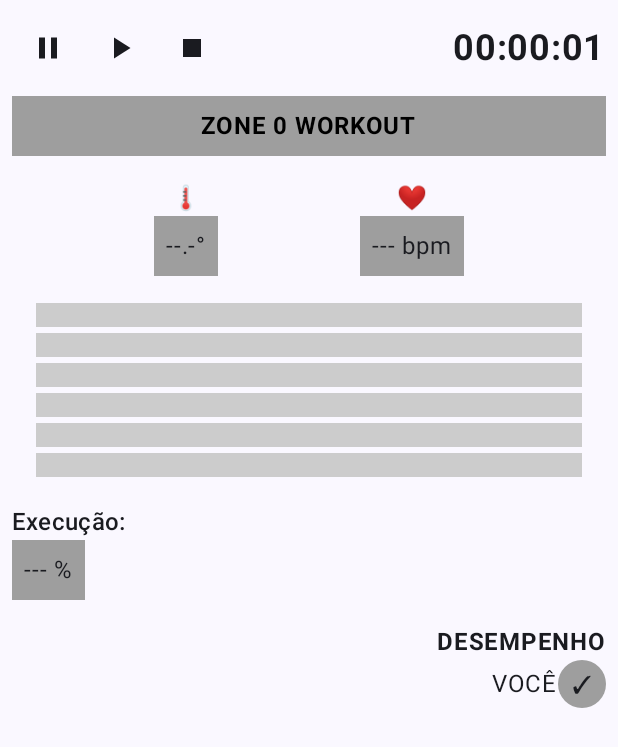
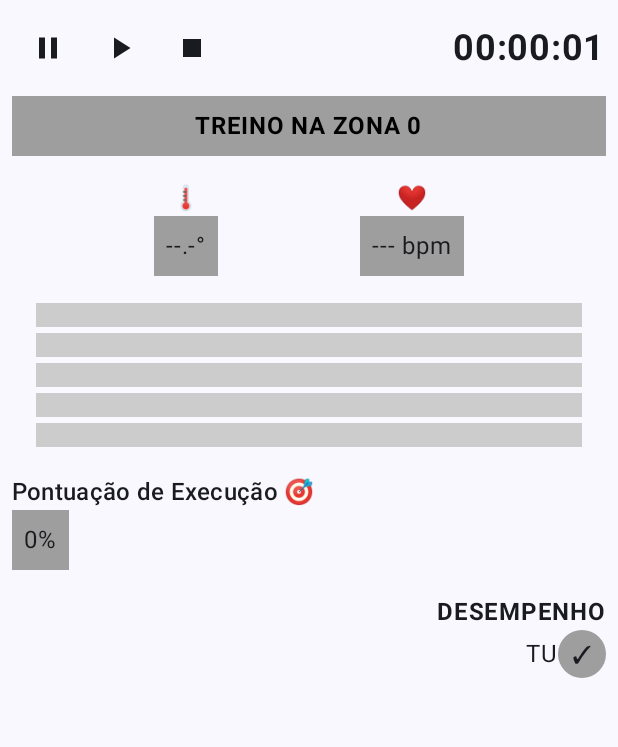
Before and after one commit to mateus-fonte/PeciMobileApp, an Android app built with Jetpack Compose: the composable WorkoutScreen called with empty values, on a phone screen of 412 x 824 dp. Shown: the top 747 px of the screen. Run offline under Robolectric (Android 15) with nearby library versions, the phone set to English and light mode, and no system bars; libraries missing offline, so code that uses them is left out: com.hivemq.client; 4 statements that could not run were skipped.

Commit message:
workout screen

```diff
--- a/app/src/main/java/com/example/pecimobileapp/ui/screens/WorkoutScreen.kt
+++ b/app/src/main/java/com/example/pecimobileapp/ui/screens/WorkoutScreen.kt
@@ -3,6 +3,7 @@ package com.example.pecimobileapp.ui.screens
 import androidx.compose.foundation.background
 import androidx.compose.foundation.layout.*
 import androidx.compose.foundation.shape.CircleShape
+import androidx.compose.foundation.shape.RoundedCornerShape
 import androidx.compose.material.icons.Icons
 import androidx.compose.material.icons.filled.Pause
 import androidx.compose.material.icons.filled.PlayArrow
@@ -15,9 +16,13 @@ import androidx.compose.ui.graphics.Color
 import androidx.compose.ui.text.font.FontWeight
 import androidx.compose.ui.unit.dp
 import androidx.compose.ui.unit.sp
+import androidx.lifecycle.viewmodel.compose.viewModel
 import androidx.navigation.NavController
 import kotlinx.coroutines.delay
+import com.example.pecimobileapp.ui.ProfileViewModel
+import com.example.pecimobileapp.viewmodels.RealTimeViewModel
 
+// Cores das zonas
 val AerobicEndurance = Color(0xFF2196F3)
 val AerobicPower = Color(0xFF4CAF50)
 val Threshold = Color(0xFFFFEB3B)
@@ -39,19 +44,35 @@ fun WorkoutScreen(
     navController: NavController,
     selectedZone: Int,
     nickname: String,
-    heartRate: Int?,
-    temperature: Float?,
-    execution: Float?,
     onStop: () -> Unit
 ) {
+    val realTimeViewModel: RealTimeViewModel = viewModel()
+    val profileViewModel: ProfileViewModel = viewModel()
+
+    val hr by realTimeViewModel.ppgHeartRate.collectAsState()
+    val avgTemp by realTimeViewModel.avgTemp.collectAsState()
+    val isPpgConnected by realTimeViewModel.isPpgConnected.collectAsState()
+    val isCamConnected by realTimeViewModel.isCamConnected.collectAsState()
+
     val zoneColor = zoneColors[selectedZone] ?: NoZone
+
     var isRunning by remember { mutableStateOf(true) }
+    var timeInZone by remember { mutableStateOf(0) }
     var elapsedSeconds by remember { mutableStateOf(0) }
+    var executionPercentage by remember { mutableStateOf(0f) }
 
     LaunchedEffect(isRunning) {
         while (isRunning) {
             delay(1000L)
             elapsedSeconds++
+
+            if (hr != null && isHeartRateInZone(hr!!, selectedZone, profileViewModel)) {
+                timeInZone++
+            }
+
+            if (elapsedSeconds % 60 == 0) {
+                executionPercentage = (timeInZone.toFloat() / elapsedSeconds * 100)
+            }
         }
     }
 
@@ -64,7 +85,11 @@ fun WorkoutScreen(
         modifier = Modifier.fillMaxSize(),
         color = MaterialTheme.colorScheme.background
     ) {
-        Column(modifier = Modifier.fillMaxSize().padding(8.dp)) {
+        Column(
+            modifier = Modifier
+                .fillMaxSize()
+                .padding(8.dp)
+        ) {
             // Controles superiores
             Row(
                 modifier = Modifier.fillMaxWidth(),
@@ -82,12 +107,16 @@ fun WorkoutScreen(
                         Icon(Icons.Default.Stop, contentDescription = "Parar")
                     }
                 }
-                Text(text = formattedTime, fontSize = 24.sp, fontWeight = FontWeight.Bold)
+                Text(
+                    text = formattedTime,
+                    fontSize = 24.sp,
+                    fontWeight = FontWeight.Bold
+                )
             }
 
             Spacer(modifier = Modifier.height(8.dp))
 
-            // Zona atual
+            // Zona Atual
             Box(
                 modifier = Modifier
                     .fillMaxWidth()
@@ -95,54 +124,62 @@ fun WorkoutScreen(
                     .padding(8.dp),
                 contentAlignment = Alignment.Center
             ) {
-                Text(text = "ZONE $selectedZone WORKOUT", fontWeight = FontWeight.Bold, color = Color.Black)
+                Text(
+                    text = "TREINO NA ZONA $selectedZone",
+                    fontWeight = FontWeight.Bold,
+                    color = Color.Black
+                )
             }
 
             Spacer(modifier = Modifier.height(16.dp))
 
-            // Temperatura e FC
-            Row(modifier = Modifier.fillMaxWidth(), horizontalArrangement = Arrangement.SpaceEvenly) {
-                Column(horizontalAlignment = Alignment.CenterHorizontally) {
-                    Text("🌡️")
-                    Text("${temperature?.let { "%.1f°".format(it) } ?: "--.-°"}",
-                        modifier = Modifier.background(zoneColor).padding(8.dp))
-                }
-                Column(horizontalAlignment = Alignment.CenterHorizontally) {
-                    Text("❤️")
-                    Text("${heartRate?.let { "$it bpm" } ?: "--- bpm"}",
-                        modifier = Modifier.background(zoneColor).padding(8.dp))
-                }
+            // Temperatura e Frequência Cardíaca
+            Row(
+                modifier = Modifier.fillMaxWidth(),
+                horizontalArrangement = Arrangement.SpaceEvenly
+            ) {
+                MetricCard(label = "🌡️", value = avgTemp?.let { "%.1f°".format(it) } ?: "--.-°", color = zoneColor)
+                MetricCard(label = "❤️", value = hr?.let { "$it bpm" } ?: "--- bpm", color = zoneColor)
             }
 
             Spacer(modifier = Modifier.height(16.dp))
 
-            // Indicador de zona (barras)
-            Column(modifier = Modifier.fillMaxWidth().padding(horizontal = 16.dp)) {
-                for (i in 1..6) {
+            // Indicador de Zona
+            Column(
+                modifier = Modifier
+                    .fillMaxWidth()
+                    .padding(horizontal = 16.dp)
+            ) {
+                for (i in 1..5) {
                     Box(
                         modifier = Modifier
                             .fillMaxWidth()
                             .height(20.dp)
                             .padding(vertical = 2.dp)
                             .background(if (selectedZone == i) zoneColors[i]!! else Color.LightGray)
-                    ) {}
+                    )
                 }
             }
 
             Spacer(modifier = Modifier.height(16.dp))
 
-            // Execução
-            Text("Execução:", style = MaterialTheme.typography.titleMedium)
-            Text("${execution?.let { "%.0f%%".format(it) } ?: "--- %"}",
-                modifier = Modifier.background(zoneColor).padding(8.dp))
+            // Execução 🎯
+            Text("Pontuação de Execução 🎯", style = MaterialTheme.typography.titleMedium)
+            Text(
+                text = "${"%.0f".format(executionPercentage)}%",
+                modifier = Modifier.background(zoneColor).padding(8.dp)
+            )
 
             Spacer(modifier = Modifier.height(16.dp))
 
-            // Indicador pessoal
-            Column(modifier = Modifier.fillMaxWidth(), horizontalAlignment = Alignment.End) {
+            // Desempenho Individual
+            Column(
+                modifier = Modifier.fillMaxWidth(),
+                horizontalAlignment = Alignment.End
+            ) {
                 Text("DESEMPENHO", fontWeight = FontWeight.Bold)
                 Row(verticalAlignment = Alignment.CenterVertically) {
-                    Text("VOCÊ")
+                    Text("TU")
                     Box(
                         modifier = Modifier
                             .size(32.dp)
@@ -153,6 +190,55 @@ fun WorkoutScreen(
                     }
                 }
             }
+
+            Spacer(modifier = Modifier.height(16.dp))
+
+            // Dados ao Vivo (opcional)
+            if (isPpgConnected) {
+                CardInfo(title = "Frequência Cardíaca", value = hr?.let { "$it BPM" } ?: "-- BPM")
+            }
+            if (isCamConnected) {
+                CardInfo(title = "Temperatura Média", value = avgTemp?.let { "%.1f°C".format(it) } ?: "--.-°C")
+            }
         }
     }
 }
+
+@Composable
+fun MetricCard(label: String, value: String, color: Color) {
+    Column(horizontalAlignment = Alignment.CenterHorizontally) {
+        Text(label)
+        Text(
+            value,
+            modifier = Modifier
+                .background(color)
+                .padding(8.dp)
+        )
+    }
+}
+
+@Composable
+fun CardInfo(title: String, value: String) {
+    Card(
+        modifier = Modifier
+            .fillMaxWidth()
+            .padding(vertical = 8.dp),
+        shape = RoundedCornerShape(12.dp),
+        elevation = CardDefaults.cardElevation(8.dp)
+    ) {
+        Column(
+            modifier = Modifier.padding(16.dp),
+            horizontalAlignment = Alignment.CenterHorizontally
+        ) {
+            Text(title, style = MaterialTheme.typography.titleMedium)
+            Spacer(Modifier.height(8.dp))
+            Text(value, style = MaterialTheme.typography.headlineLarge)
+        }
+    }
+}
+
+fun isHeartRateInZone(heartRate: Int, selectedZone: Int, profileViewModel: ProfileViewModel): Boolean {
+    val zonas = profileViewModel.zonas
+    val faixa = zonas.getOrNull(selectedZone - 1)?.second
+    return faixa?.contains(heartRate) == true
+}
```
